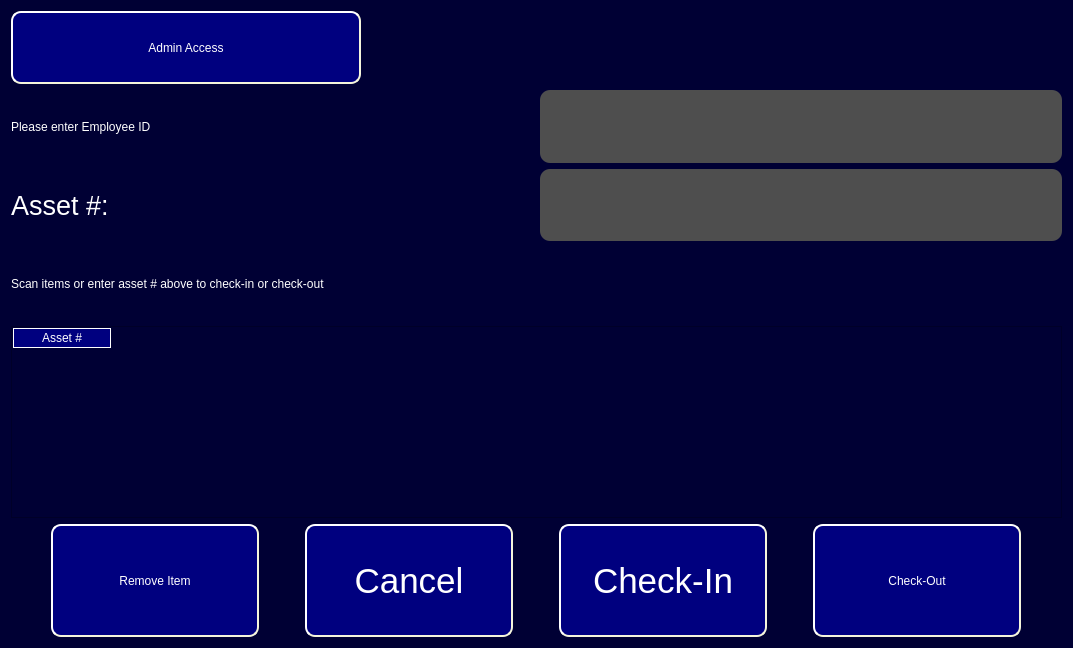
Capstone-RFID/Code, file ui/Etek_main_window_All_In_One.ui: the form before one commit.
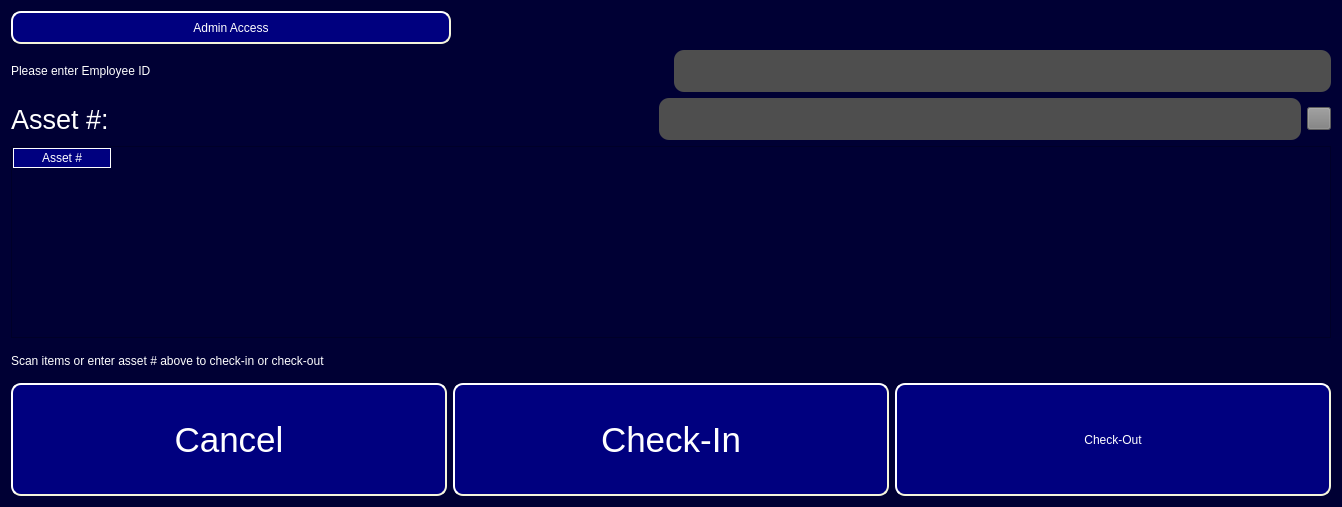
The form after the commit.

Commit message: Switched Main all-in-one Window to include tiny square button

The edit to the form file:
```diff
--- a/ui/Etek_main_window_All_In_One.ui
+++ b/ui/Etek_main_window_All_In_One.ui
@@ -6,8 +6,8 @@
    <rect>
     <x>0</x>
     <y>0</y>
-    <width>1073</width>
-    <height>648</height>
+    <width>1342</width>
+    <height>507</height>
    </rect>
   </property>
   <property name="sizePolicy">
@@ -180,25 +180,21 @@
          </property>
         </widget>
        </item>
+       <item>
+        <widget class="QToolButton" name="Asset_Ok_Button">
+         <property name="styleSheet">
+          <string notr="true">QToolButton#Asset_Ok_Button {
+background-color: rgb(127, 127, 127);
+color: rgb(127, 127, 127);
+}</string>
+         </property>
+         <property name="text">
+          <string/>
+         </property>
+        </widget>
+       </item>
       </layout>
      </item>
-     <item>
-      <widget class="QLabel" name="Instruction_Label">
-       <property name="sizePolicy">
-        <sizepolicy hsizetype="Expanding" vsizetype="Expanding">
-         <horstretch>0</horstretch>
-         <verstretch>0</verstretch>
-        </sizepolicy>
-       </property>
-       <property name="styleSheet">
-        <string notr="true">color: rgb(255, 255, 255);
-font: 20pt &quot;MS Shell Dlg 2&quot;;</string>
-       </property>
-       <property name="text">
-        <string>Scan items or enter asset # above to check-in or check-out</string>
-       </property>
-      </widget>
-     </item>
      <item>
       <widget class="QTableWidget" name="Equipment_List">
        <property name="sizePolicy">
@@ -239,53 +235,28 @@
        </column>
       </widget>
      </item>
+     <item>
+      <widget class="QLabel" name="Instruction_Label">
+       <property name="sizePolicy">
+        <sizepolicy hsizetype="Expanding" vsizetype="Expanding">
+         <horstretch>0</horstretch>
+         <verstretch>0</verstretch>
+        </sizepolicy>
+       </property>
+       <property name="styleSheet">
+        <string notr="true">color: rgb(255, 255, 255);
+font: 20pt &quot;MS Shell Dlg 2&quot;;</string>
+       </property>
+       <property name="text">
+        <string>Scan items or enter asset # above to check-in or check-out</string>
+       </property>
+      </widget>
+     </item>
      <item>
       <layout class="QHBoxLayout" name="horizontalLayout">
        <property name="sizeConstraint">
         <enum>QLayout::SetMinimumSize</enum>
        </property>
-       <item>
-        <widget class="QPushButton" name="RemoveItem_Button">
-         <property name="sizePolicy">
-          <sizepolicy hsizetype="Expanding" vsizetype="Fixed">
-           <horstretch>0</horstretch>
-           <verstretch>0</verstretch>
-          </sizepolicy>
-         </property>
-         <property name="minimumSize">
-          <size>
-           <width>200</width>
-           <height>113</height>
-          </size>
-         </property>
-         <property name="maximumSize">
-          <size>
-           <width>208</width>
-           <height>113</height>
-          </size>
-         </property>
-         <property name="styleSheet">
-          <string notr="true">QPushButton#RemoveItem_Button {
-background-color: rgb(0, 0, 127);
-color: rgb(255, 255, 255);
-border-style: outset;
-border-width: 2px;
-border-radius: 10px;
-border-color: beige;
-font: 26pt &quot;MS Shell Dlg 2&quot;;
-min-width: 10em;
-padding: 6px;
-}
-QPushButton#RemoveItem_Button:pressed {
-    background-color: rgb(0, 0, 80);
-    border-style: inset;
-}</string>
-         </property>
-         <property name="text">
-          <string>Remove Item</string>
-         </property>
-        </widget>
-       </item>
        <item>
         <widget class="QPushButton" name="Cancel_Button">
          <property name="sizePolicy">
@@ -296,7 +267,7 @@
          </property>
          <property name="minimumSize">
           <size>
-           <width>200</width>
+           <width>436</width>
            <height>113</height>
           </size>
          </property>
@@ -347,7 +318,7 @@
          </property>
          <property name="minimumSize">
           <size>
-           <width>200</width>
+           <width>436</width>
            <height>113</height>
           </size>
          </property>
@@ -404,7 +375,7 @@
          </property>
          <property name="minimumSize">
           <size>
-           <width>200</width>
+           <width>436</width>
            <height>113</height>
           </size>
          </property>
```
Left out of the diff: 8 changed lines with no effect on the pictures. The commit also changes 1 other file.
